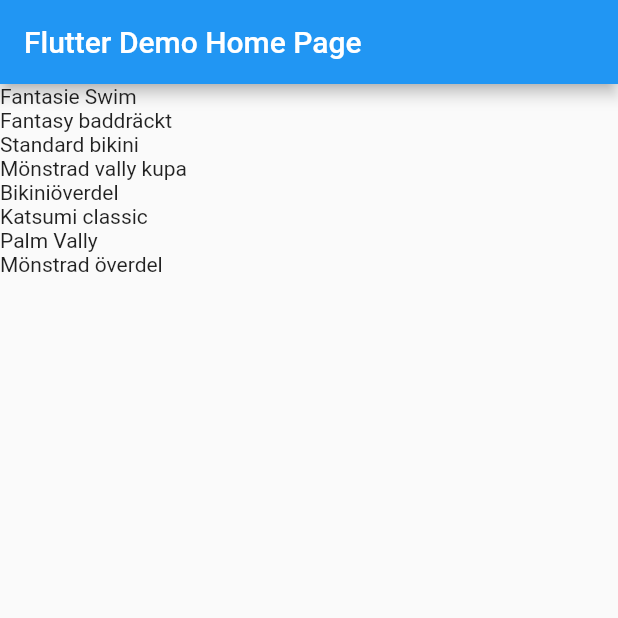
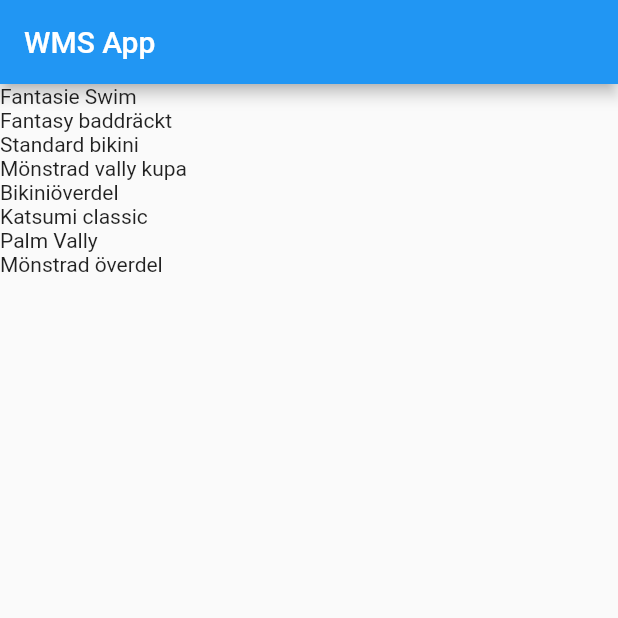
Before and after one commit to Lelelo1/wms_app, a Flutter app: the screen it shows after launch, on a phone screen of 412 x 824 dp, the top half of it. Run offline on Flutter 3.47's test engine with Material 2 defaults, Android fonts, the light colour scheme and no system bars.

Commit message:
setting name of app to 'WMS App' on android

```diff
--- a/lib/main.dart
+++ b/lib/main.dart
@@ -8,10 +8,13 @@ void main() {
 
 class MyApp extends StatelessWidget {
   // This widget is the root of your application.
+
+  String appName = "WMS App";
+
   @override
   Widget build(BuildContext context) {
     return MaterialApp(
-      title: 'Flutter Demo',
+      title: appName, // does not do anything inside the app
       theme: ThemeData(
         // This is the theme of your application.
         //
@@ -24,23 +27,15 @@ class MyApp extends StatelessWidget {
         // is not restarted.
         primarySwatch: Colors.blue,
       ),
-      home: MyHomePage(title: 'Flutter Demo Home Page'),
+      home:
+          MyHomePage(title: appName), // title is wthat is displayed on app bar
     );
   }
 }
 
 class MyHomePage extends StatefulWidget {
+  // stateless widgets
   MyHomePage({Key key, this.title}) : super(key: key);
-
-  // This widget is the home page of your application. It is stateful, meaning
-  // that it has a State object (defined below) that contains fields that affect
-  // how it looks.
-
-  // This class is the configuration for the state. It holds the values (in this
-  // case the title) provided by the parent (in this case the App widget) and
-  // used by the build method of the State. Fields in a Widget subclass are
-  // always marked "final".
-
   final String title;
 
   @override
@@ -48,36 +43,27 @@ class MyHomePage extends StatefulWidget {
 }
 
 class _MyHomePageState extends State<MyHomePage> {
+  // test setState, maybe not use setState at all though, mobx reactive instead
+  /*
   int _counter = 0;
-
   void _incrementCounter() {
     setState(() {
-      // This call to setState tells the Flutter framework that something has
-      // changed in this State, which causes it to rerun the build method below
-      // so that the display can reflect the updated values. If we changed
-      // _counter without calling setState(), then the build method would not be
-      // called again, and so nothing would appear to happen.
       _counter++;
     });
-
-    Products.get().forEach((p) => print(p.name));
+   // Products.get().forEach((p) => print(p.name)); // <-- test print by press
   }
-
+  */
   @override
   Widget build(BuildContext context) {
-    // This method is rerun every time setState is called, for instance as done
-    // by the _incrementCounter method above.
-    //
-    // The Flutter framework has been optimized to make rerunning build methods
-    // fast, so that you can just rebuild anything that needs updating rather
-    // than having to individually change instances of widgets.
+    // This method is rerun every time setState is called
+
     return Scaffold(
-      appBar: AppBar(
-        // Here we take the value from the MyHomePage object that was created by
-        // the App.build method, and use it to set our appbar title.
-        title: Text(widget.title),
-      ),
-      body: ListView(children: List.from(Products.get().map((e) => Text(e.name))))
-    );
+        appBar: AppBar(
+          // Here we take the value from the MyHomePage object that was created by
+          // the App.build method, and use it to set our appbar title.
+          title: Text(widget.title),
+        ),
+        body: ListView(
+            children: List.from(Products.get().map((e) => Text(e.name)))));
   }
 }
```
Also changed, not shown: 1 other file.
